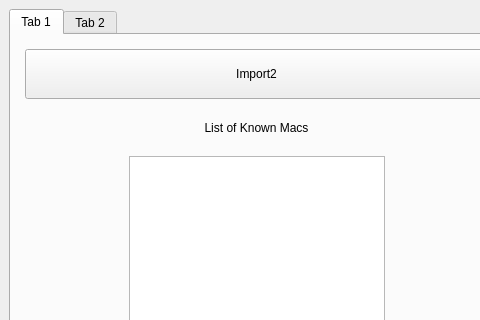
LowellInstruments/bix, file bix/gui/gui.ui: the form before one commit; both pictures show x 0 to 480 and y 0 to 320 of the 981 by 755 pixel window.
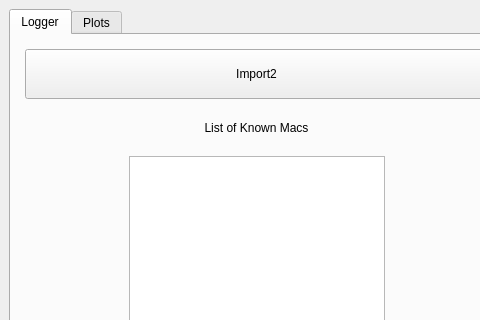
The form after the commit. The open tabs and pages were chosen to show the change.

Patch:
```diff
--- a/bix/gui/gui.ui
+++ b/bix/gui/gui.ui
@@ -28,7 +28,7 @@
       </property>
       <widget class="QWidget" name="tab">
        <attribute name="title">
-        <string>Tab 1</string>
+        <string>Logger</string>
        </attribute>
        <layout class="QVBoxLayout" name="verticalLayout_16">
         <property name="leftMargin">
@@ -717,7 +717,7 @@
       </widget>
       <widget class="QWidget" name="tab_2">
        <attribute name="title">
-        <string>Tab 2</string>
+        <string>Plots</string>
        </attribute>
        <layout class="QVBoxLayout" name="verticalLayout_18">
         <item>
```
Left out of the diff: 6 changed lines with no effect on the pictures.
